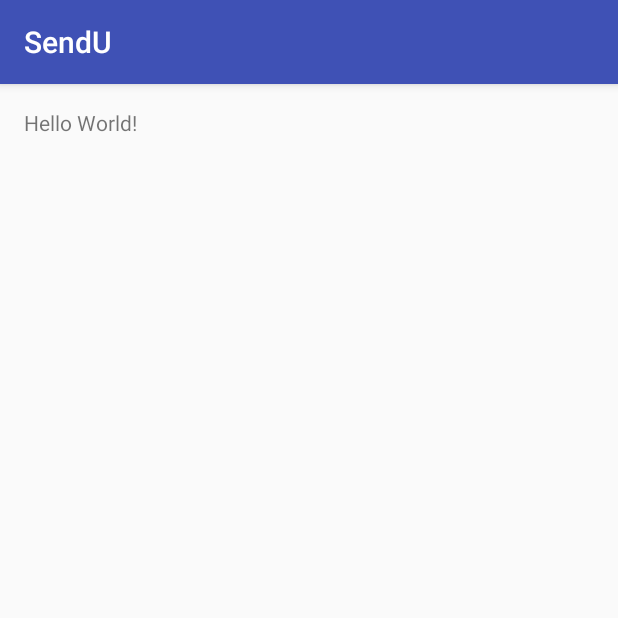
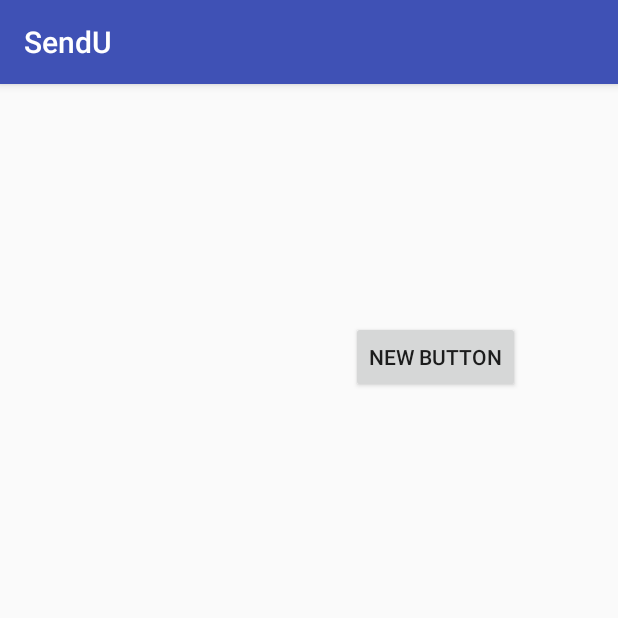
Before and after one commit to enoxaiming/SendU, an Android app: the first screen one second after launch (MainActivity before the commit, SplashActivity after it), on a phone screen of 412 x 824 dp, the top half of it. Run offline under Robolectric (Android 15) with nearby library versions, the phone set to English and light mode, and no system bars.

Commit message:
Add SplashLayout

```diff
--- a/SendU/app/src/main/AndroidManifest.xml
+++ b/SendU/app/src/main/AndroidManifest.xml
@@ -15,6 +15,7 @@
                 <category android:name="android.intent.category.LAUNCHER" />
             </intent-filter>
         </activity>
+        <activity android:name=".SplashActivity"></activity>
     </application>
 
 </manifest>
--- a/SendU/app/src/main/java/handdev/sendu/MainActivity.java
+++ b/SendU/app/src/main/java/handdev/sendu/MainActivity.java
@@ -1,5 +1,6 @@
 package handdev.sendu;
 
+import android.content.Intent;
 import android.support.v7.app.AppCompatActivity;
 import android.os.Bundle;
 
@@ -9,5 +10,7 @@ public class MainActivity extends AppCompatActivity {
     protected void onCreate(Bundle savedInstanceState) {
         super.onCreate(savedInstanceState);
         setContentView(R.layout.activity_main);
+
+        startActivity(new Intent(this,SplashActivity.class));
     }
 }
--- /dev/null
+++ b/SendU/app/src/main/java/handdev/sendu/SplashActivity.java
@@ -0,0 +1,21 @@
+package handdev.sendu;
+
+import android.os.Handler;
+import android.support.v7.app.AppCompatActivity;
+import android.os.Bundle;
+
+public class SplashActivity extends AppCompatActivity {
+
+    @Override
+    protected void onCreate(Bundle savedInstanceState) {
+        super.onCreate(savedInstanceState);
+        setContentView(R.layout.activity_splash);
+        Handler handler = new Handler();
+        handler.postDelayed(new Runnable() {
+            @Override
+            public void run() {
+                finish();
+            }
+        },3000);
+    }
+}
--- /dev/null
+++ b/SendU/app/src/main/res/layout/activity_splash.xml
@@ -0,0 +1,22 @@
+<?xml version="1.0" encoding="utf-8"?>
+<RelativeLayout xmlns:android="http://schemas.android.com/apk/res/android"
+    xmlns:tools="http://schemas.android.com/tools"
+    android:layout_width="match_parent"
+    android:layout_height="match_parent"
+    android:paddingBottom="@dimen/activity_vertical_margin"
+    android:paddingLeft="@dimen/activity_horizontal_margin"
+    android:paddingRight="@dimen/activity_horizontal_margin"
+    android:paddingTop="@dimen/activity_vertical_margin"
+    tools:context="handdev.sendu.SplashActivity">
+
+    <Button
+        style="?android:attr/buttonStyleSmall"
+        android:layout_width="wrap_content"
+        android:layout_height="wrap_content"
+        android:text="New Button"
+        android:id="@+id/button"
+        android:layout_alignParentTop="true"
+        android:layout_alignParentEnd="true"
+        android:layout_marginEnd="49dp"
+        android:layout_marginTop="142dp" />
+</RelativeLayout>
```
Also changed, not shown: 1 other file.
